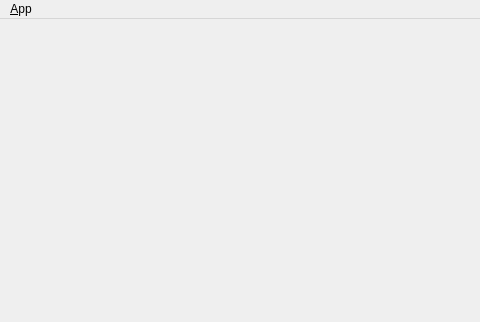
trevorfalls/NASGR, file qtworkspace/qdude/ui/main_window.ui: the form before one commit; both pictures show x 0 to 480 and y 0 to 322 of the 944 by 704 pixel window.
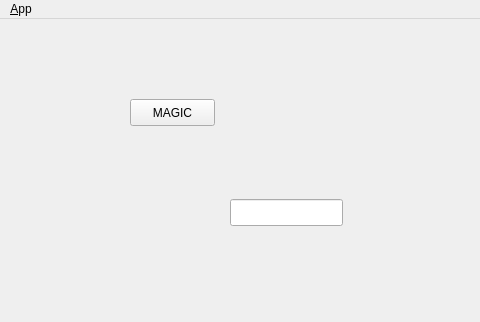
The form after the commit. Icons and pictures are not drawn.

```diff
--- a/qtworkspace/qdude/ui/main_window.ui
+++ b/qtworkspace/qdude/ui/main_window.ui
@@ -21,7 +21,32 @@
    <locale language="English" country="Australia"/>
   </property>
   <widget class="QWidget" name="centralwidget">
-   <layout class="QHBoxLayout"/>
+   <widget class="QPushButton" name="magicButton">
+    <property name="geometry">
+     <rect>
+      <x>130</x>
+      <y>80</y>
+      <width>85</width>
+      <height>27</height>
+     </rect>
+    </property>
+    <property name="statusTip">
+     <string/>
+    </property>
+    <property name="text">
+     <string>MAGIC</string>
+    </property>
+   </widget>
+   <widget class="QLineEdit" name="lineEdit">
+    <property name="geometry">
+     <rect>
+      <x>230</x>
+      <y>180</y>
+      <width>113</width>
+      <height>27</height>
+     </rect>
+    </property>
+   </widget>
   </widget>
   <widget class="QMenuBar" name="menubar">
    <property name="geometry">
```
